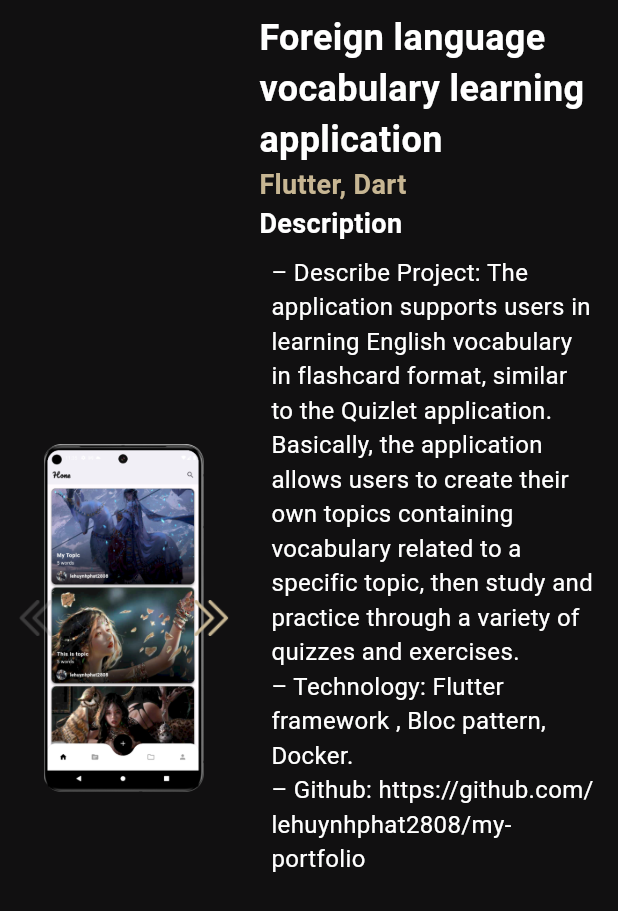
After one commit to lehuynhphat2808/my-portfolio, a Flutter app: the QuizletCloneDetailPage screen opened by its route, on a phone screen of 412 x 824 dp. The commit adds this screen. Shown: the top 911 px of the screen. Run offline on Flutter 3.47's test engine with Material 3 defaults, Android fonts, the phone set to English and light mode, and no system bars; drawn by our look-alikes of carousel_slider; our stand-ins replace animated_text_kit, flutter_animate, font_awesome_flutter, google_fonts, simple_gradient_text; missing offline and left inert: dart:html.

Commit message:
feat: quizlet-clone

```diff
--- a/lib/pages/portfolio_page.dart
+++ b/lib/pages/portfolio_page.dart
@@ -29,6 +29,7 @@ class _PortfolioPageState extends State<PortfolioPage> {
     ProjectModel(
         image: 'assets/images/quizlet_project.png',
         name: 'Quizlet Clone',
+        detailUrl: Routes.quizletCloneDetail,
         detail:
             "The application supports users in learning English vocabulary in flashcard format, similar to the Quizlet application. Basically, the application allows users to create their own topics containing vocabulary related to a specific topic, then study and practice through a variety of quizzes and exercises.",
         tech: 'Dart, Flutter, Spring Boot',
--- /dev/null
+++ b/lib/pages/quizlet_clone_detail.dart
@@ -0,0 +1,190 @@
+import 'package:carousel_slider/carousel_slider.dart';
+import 'package:flutter/material.dart';
+import 'package:portfolio/common/theme.dart';
+import 'dart:html' as html;
+
+class QuizletCloneDetailPage extends StatefulWidget {
+  const QuizletCloneDetailPage({super.key});
+
+  @override
+  State<QuizletCloneDetailPage> createState() => _QuizletCloneDetailPageState();
+}
+
+class _QuizletCloneDetailPageState extends State<QuizletCloneDetailPage> {
+  TextStyle textStyle = const TextStyle(color: Colors.white, fontSize: 16);
+  bool hoverGithub = false;
+
+  List<String> projectImages = [
+    'assets/images/quizlet_clone/1.png',
+    'assets/images/quizlet_clone/2.png',
+    'assets/images/quizlet_clone/3.png',
+    'assets/images/quizlet_clone/4.png',
+    'assets/images/quizlet_clone/5.png',
+    'assets/images/quizlet_clone/6.png',
+    'assets/images/quizlet_clone/7.png',
+    'assets/images/quizlet_clone/8.png',
+    'assets/images/quizlet_clone/9.png',
+    'assets/images/quizlet_clone/10.png',
+    'assets/images/quizlet_clone/11.png',
+    'assets/images/quizlet_clone/12.png',
+    'assets/images/quizlet_clone/13.png',
+    'assets/images/quizlet_clone/14.png',
+    'assets/images/quizlet_clone/15.png',
+    'assets/images/quizlet_clone/16.png',
+    'assets/images/quizlet_clone/17.png',
+  ];
+  CarouselController buttonCarouselController = CarouselController();
+  int currentPage = 0;
+
+  @override
+  Widget build(BuildContext context) {
+    return Scaffold(
+      backgroundColor: AppTheme.appBackground,
+      body: Row(
+        children: [
+          Expanded(
+            flex: 4,
+            child: Stack(
+              children: [
+                Container(
+                  height: MediaQuery.of(context).size.height,
+                  child: CarouselSlider(
+                    carouselController: buttonCarouselController,
+                    options: CarouselOptions(
+                      viewportFraction: 1,
+                    ),
+                    items: projectImages.map((i) {
+                      return Builder(
+                        builder: (BuildContext context) {
+                          return Container(
+                              width: MediaQuery.of(context).size.width,
+                              margin:
+                                  const EdgeInsets.symmetric(horizontal: 5.0),
+                              child: Image.asset(
+                                i,
+                              ));
+                        },
+                      );
+                    }).toList(),
+                  ),
+                ),
+                Align(
+                  alignment: Alignment.centerRight,
+                  child: IconButton(
+                      onPressed: () {
+                        if (currentPage < projectImages.length - 1) {
+                          setState(() {
+                            currentPage++;
+                          });
+                          buttonCarouselController.animateToPage(currentPage);
+                        }
+                      },
+                      icon: ImageIcon(
+                        const AssetImage('assets/images/next_icon.png'),
+                        color: currentPage < projectImages.length - 1
+                            ? AppTheme.indicatorColor
+                            : Colors.grey.withOpacity(0.3),
+                      )),
+                ),
+                Align(
+                  alignment: Alignment.centerLeft,
+                  child: IconButton(
+                      onPressed: () {
+                        if (currentPage > 0) {
+                          setState(() {
+                            currentPage--;
+                          });
+                          buttonCarouselController.animateToPage(currentPage);
+                        }
+                      },
+                      icon: ImageIcon(
+                        const AssetImage('assets/images/back_icon.png'),
+                        color: currentPage > 0
+                            ? AppTheme.indicatorColor
+                            : Colors.grey.withOpacity(0.3),
+                      )),
+                ),
+              ],
+            ),
+          ),
+          Expanded(
+            flex: 6,
+            child: Container(
+              padding: const EdgeInsets.all(8),
+              child: Column(
+                crossAxisAlignment: CrossAxisAlignment.start,
+                children: [
+                  const Text(
+                    'Foreign language vocabulary learning application',
+                    style: TextStyle(
+                        fontSize: 24,
+                        fontWeight: FontWeight.bold,
+                        color: Colors.white),
+                  ),
+                  const Text(
+                    'Flutter, Dart',
+                    style: TextStyle(
+                        fontSize: 18,
+                        fontWeight: FontWeight.bold,
+                        color: AppTheme.indicatorColor),
+                  ),
+                  const Text(
+                    'Description',
+                    style: TextStyle(
+                        fontSize: 18,
+                        fontWeight: FontWeight.bold,
+                        color: Colors.white),
+                  ),
+                  Padding(
+                    padding: const EdgeInsets.all(8.0),
+                    child: Column(
+                      crossAxisAlignment: CrossAxisAlignment.start,
+                      children: [
+                        Text(
+                          "– Describe Project: The application supports users in learning English vocabulary in flashcard format, similar to the Quizlet application. Basically, the application allows users to create their own topics containing vocabulary related to a specific topic, then study and practice through a variety of quizzes and exercises.",
+                          style: textStyle,
+                        ),
+                        Text(
+                          "– Technology: Flutter framework , Bloc pattern, Docker.",
+                          style: textStyle,
+                        ),
+                        MouseRegion(
+                          onHover: (event) {
+                            setState(() {
+                              hoverGithub = true;
+                            });
+                          },
+                          onExit: (event) {
+                            setState(() {
+                              hoverGithub = false;
+                            });
+                          },
+                          child: GestureDetector(
+                            onTap: () {
+                              html.window.open(
+                                  'https://github.com/lehuynhphat2808/quizlet-frontend',
+                                  'Le Huynh Phat quizlet-clone');
+                            },
+                            child: Container(
+                              color: hoverGithub
+                                  ? AppTheme.indicatorColor.withOpacity(0.3)
+                                  : null,
+                              child: Text(
+                                '– Github: https://github.com/lehuynhphat2808/my-portfolio',
+                                style: textStyle,
+                              ),
+                            ),
+                          ),
+                        ),
+                      ],
+                    ),
+                  )
+                ],
+              ),
+            ),
+          )
+        ],
+      ),
+    );
+  }
+}
--- a/lib/router/router_manager.dart
+++ b/lib/router/router_manager.dart
@@ -1,10 +1,12 @@
 import 'package:flutter/material.dart';
 import 'package:portfolio/pages/main_page.dart';
 import 'package:portfolio/pages/portfolio_detail_page.dart';
+import 'package:portfolio/pages/quizlet_clone_detail.dart';
 
 class Routes {
   static const String productDetail = "/productDetail";
   static const String portfolioDetail = "/portfolioDetail";
+  static const String quizletCloneDetail = "/quizletCloneDetail";
   static const String mainPage = "/";
 }
 
@@ -21,6 +23,11 @@ class RouteGenerator {
         return MaterialPageRoute(
           settings: routeSettings,
           builder: (context) => const PortfolioDetailPage(),
+        );
+      case Routes.quizletCloneDetail:
+        return MaterialPageRoute(
+          settings: routeSettings,
+          builder: (context) => const QuizletCloneDetailPage(),
         );
       default:
         return unDefinedRoute();
```
